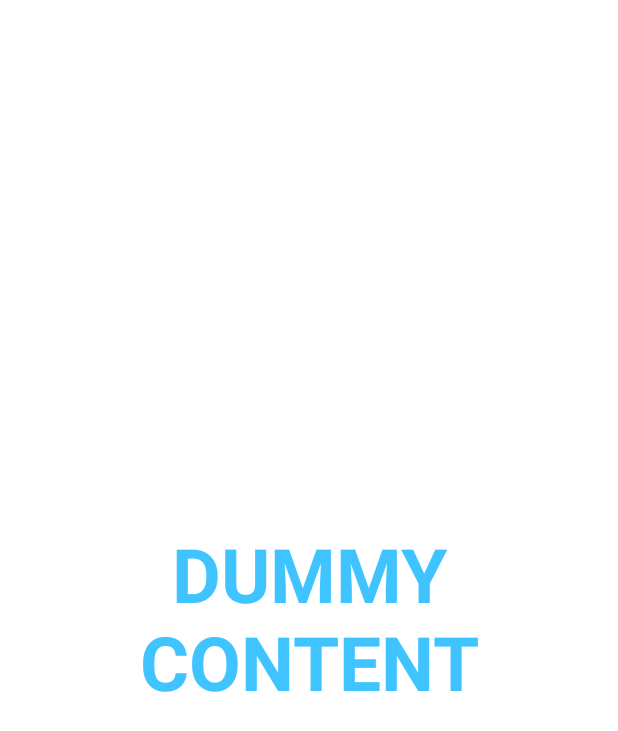
After one commit to aridcompany/JustEatit, an Android app: the Details_Activity screen opened directly, with no data from a screen before it, on a phone screen of 412 x 824 dp. The commit adds this screen. Shown: the top 731 px of the screen. Run offline under Robolectric (Android 15) with nearby library versions, the phone set to English and light mode, and no system bars; Roboto replaces fonts that are not available here.

Commit message:
Implemented Navigation To Product Details_Activity.kt

```diff
--- a/app/src/main/java/com/ari_d/justeatit/MainActivity.kt
+++ b/app/src/main/java/com/ari_d/justeatit/MainActivity.kt
@@ -42,7 +42,7 @@ class MainActivity : AppCompatActivity() {
             onError = {},
             onLoading = {},
         ){
-            setCartBadgeNumber(it)
+           setCartBadgeNumber(it)
         })
     }
 
--- /dev/null
+++ b/app/src/main/java/com/ari_d/justeatit/ui/Details/Details_Activity.kt
@@ -0,0 +1,164 @@
+package com.ari_d.justeatit.ui.Details
+
+import androidx.appcompat.app.AppCompatActivity
+import android.annotation.SuppressLint
+import android.os.Build
+import android.os.Bundle
+import android.os.Handler
+import android.view.MotionEvent
+import android.view.View
+import android.view.WindowInsets
+import android.widget.TextView
+import com.ari_d.justeatit.R
+import com.ari_d.justeatit.databinding.ActivityDetailsBinding
+import kotlinx.android.synthetic.main.activity_details.*
+
+/**
+ * An example full-screen activity that shows and hides the system UI (i.e.
+ * status bar and navigation/system bar) with user interaction.
+ */
+class Details_Activity : AppCompatActivity() {
+
+    private lateinit var binding: ActivityDetailsBinding
+    private lateinit var fullscreenContent: TextView
+    private val hideHandler = Handler()
+
+    @SuppressLint("InlinedApi")
+    private val hidePart2Runnable = Runnable {
+        // Delayed removal of status and navigation bar
+        if (Build.VERSION.SDK_INT >= 30) {
+            fullscreenContent.windowInsetsController?.hide(WindowInsets.Type.statusBars() or WindowInsets.Type.navigationBars())
+        } else {
+            // Note that some of these constants are new as of API 16 (Jelly Bean)
+            // and API 19 (KitKat). It is safe to use them, as they are inlined
+            // at compile-time and do nothing on earlier devices.
+            fullscreenContent.systemUiVisibility =
+                View.SYSTEM_UI_FLAG_LOW_PROFILE or
+                        View.SYSTEM_UI_FLAG_FULLSCREEN or
+                        View.SYSTEM_UI_FLAG_LAYOUT_STABLE or
+                        View.SYSTEM_UI_FLAG_IMMERSIVE_STICKY or
+                        View.SYSTEM_UI_FLAG_LAYOUT_HIDE_NAVIGATION or
+                        View.SYSTEM_UI_FLAG_HIDE_NAVIGATION
+        }
+    }
+    private val showPart2Runnable = Runnable {
+        // Delayed display of UI elements
+        supportActionBar?.show()
+        dummy_button.visibility = View.VISIBLE
+    }
+    private var isFullscreen: Boolean = false
+
+    private val hideRunnable = Runnable { hide() }
+
+    /**
+     * Touch listener to use for in-layout UI controls to delay hiding the
+     * system UI. This is to prevent the jarring behavior of controls going away
+     * while interacting with activity UI.
+     */
+    private val delayHideTouchListener = View.OnTouchListener { view, motionEvent ->
+        when (motionEvent.action) {
+            MotionEvent.ACTION_DOWN -> if (AUTO_HIDE) {
+                delayedHide(AUTO_HIDE_DELAY_MILLIS)
+            }
+            MotionEvent.ACTION_UP -> view.performClick()
+            else -> {
+            }
+        }
+        false
+    }
+
+    @SuppressLint("ClickableViewAccessibility")
+    override fun onCreate(savedInstanceState: Bundle?) {
+        setTheme(R.style.Theme_JustEatIt_NoActionBar)
+        super.onCreate(savedInstanceState)
+
+        binding = ActivityDetailsBinding.inflate(layoutInflater)
+        setContentView(binding.root)
+
+        supportActionBar?.setDisplayHomeAsUpEnabled(true)
+
+        isFullscreen = true
+
+        // Set up the user interaction to manually show or hide the system UI.
+        fullscreenContent = binding.fullscreenContent
+        fullscreenContent.setOnClickListener { toggle() }
+
+        // Upon interacting with UI controls, delay any scheduled hide()
+        // operations to prevent the jarring behavior of controls going away
+        // while interacting with the UI.
+        binding.dummyButton.setOnTouchListener(delayHideTouchListener)
+    }
+
+    override fun onPostCreate(savedInstanceState: Bundle?) {
+        super.onPostCreate(savedInstanceState)
+
+        // Trigger the initial hide() shortly after the activity has been
+        // created, to briefly hint to the user that UI controls
+        // are available.
+        delayedHide(100)
+    }
+
+    private fun toggle() {
+        if (isFullscreen) {
+            hide()
+        } else {
+            show()
+        }
+    }
+
+    private fun hide() {
+        // Hide UI first
+        supportActionBar?.hide()
+        dummy_button.visibility = View.GONE
+        isFullscreen = false
+
+        // Schedule a runnable to remove the status and navigation bar after a delay
+        hideHandler.removeCallbacks(showPart2Runnable)
+        hideHandler.postDelayed(hidePart2Runnable, UI_ANIMATION_DELAY.toLong())
+    }
+
+    private fun show() {
+        // Show the system bar
+        if (Build.VERSION.SDK_INT >= 30) {
+            fullscreenContent.windowInsetsController?.show(WindowInsets.Type.statusBars() or WindowInsets.Type.navigationBars())
+        } else {
+            fullscreenContent.systemUiVisibility =
+                View.SYSTEM_UI_FLAG_LAYOUT_FULLSCREEN or
+                        View.SYSTEM_UI_FLAG_LAYOUT_HIDE_NAVIGATION
+        }
+        isFullscreen = true
+
+        // Schedule a runnable to display UI elements after a delay
+        hideHandler.removeCallbacks(hidePart2Runnable)
+        hideHandler.postDelayed(showPart2Runnable, UI_ANIMATION_DELAY.toLong())
+    }
+
+    /**
+     * Schedules a call to hide() in [delayMillis], canceling any
+     * previously scheduled calls.
+     */
+    private fun delayedHide(delayMillis: Int) {
+        hideHandler.removeCallbacks(hideRunnable)
+        hideHandler.postDelayed(hideRunnable, delayMillis.toLong())
+    }
+
+    companion object {
+        /**
+         * Whether or not the system UI should be auto-hidden after
+         * [AUTO_HIDE_DELAY_MILLIS] milliseconds.
+         */
+        private const val AUTO_HIDE = true
+
+        /**
+         * If [AUTO_HIDE] is set, the number of milliseconds to wait after
+         * user interaction before hiding the system UI.
+         */
+        private const val AUTO_HIDE_DELAY_MILLIS = 3000
+
+        /**
+         * Some older devices needs a small delay between UI widget updates
+         * and a change of the status and navigation bar.
+         */
+        private const val UI_ANIMATION_DELAY = 300
+    }
+}
--- /dev/null
+++ b/app/src/main/res/layout/activity_details.xml
@@ -0,0 +1,42 @@
+<?xml version="1.0" encoding="utf-8"?>
+<androidx.constraintlayout.widget.ConstraintLayout xmlns:android="http://schemas.android.com/apk/res/android"
+    xmlns:tools="http://schemas.android.com/tools"
+    android:layout_width="match_parent"
+    android:layout_height="match_parent"
+    xmlns:app="http://schemas.android.com/apk/res-auto"
+    android:background="@color/white"
+    android:theme="@style/ThemeOverlay.JustEatIt.FullscreenContainer"
+    tools:context=".ui.Details.Details_Activity">
+
+    <!-- The primary full-screen view. This can be replaced with whatever view
+         is needed to present your content, e.g. VideoView, SurfaceView,
+         TextureView, etc. -->
+    <TextView
+        android:id="@+id/fullscreen_content"
+        android:layout_width="match_parent"
+        android:layout_height="match_parent"
+        android:gravity="center"
+        android:keepScreenOn="true"
+        android:text="@string/dummy_content"
+        android:textColor="?attr/fullscreenTextColor"
+        android:textSize="50sp"
+        android:textStyle="bold" />
+
+    <!-- This FrameLayout insets its children based on system windows using
+         android:fitsSystemWindows. -->
+
+    <com.google.android.material.floatingactionbutton.FloatingActionButton
+        android:id="@+id/dummy_button"
+        style="?android:attr/buttonBarButtonStyle"
+        android:layout_width="wrap_content"
+        android:layout_height="wrap_content"
+        android:layout_gravity="bottom|center"
+        android:layout_marginBottom="20dp"
+        android:src="@drawable/ic_shopping_bag"
+        app:layout_constraintBottom_toBottomOf="parent"
+        app:layout_constraintEnd_toEndOf="parent"
+        app:layout_constraintHorizontal_bias="0.5"
+        app:layout_constraintStart_toStartOf="parent"
+        tools:ignore="SpeakableTextPresentCheck,ImageContrastCheck" />
+
+</androidx.constraintlayout.widget.ConstraintLayout>
--- a/app/src/main/res/values-night/themes.xml
+++ b/app/src/main/res/values-night/themes.xml
@@ -27,4 +27,9 @@
         <item name="android:statusBarColor" tools:targetApi="l">?attr/colorPrimaryVariant</item>
         <!-- Customize your theme here. -->
     </style>
+
+    <style name="ThemeOverlay.JustEatIt.FullscreenContainer" parent="">
+        <item name="fullscreenBackgroundColor">@color/light_blue_900</item>
+        <item name="fullscreenTextColor">@color/light_blue_A400</item>
+    </style>
 </resources>
--- /dev/null
+++ b/app/src/main/res/values/attrs.xml
@@ -0,0 +1,6 @@
+<resources>
+    <declare-styleable name="FullscreenAttrs">
+        <attr name="fullscreenBackgroundColor" format="color" />
+        <attr name="fullscreenTextColor" format="color" />
+    </declare-styleable>
+</resources>
--- a/app/src/main/res/values/colors.xml
+++ b/app/src/main/res/values/colors.xml
@@ -19,4 +19,9 @@
     <color name="divider">#BDBDBD</color>
     <color name="off_white">#FAF9F6</color>
     <color name="shimmerColor">#C2C2C2</color>
+    <color name="light_blue_600">#FF039BE5</color>
+    <color name="light_blue_900">#FF01579B</color>
+    <color name="light_blue_A200">#FF40C4FF</color>
+    <color name="light_blue_A400">#FF00B0FF</color>
+    <color name="black_overlay">#66000000</color>
 </resources>
--- a/app/src/main/res/values/strings.xml
+++ b/app/src/main/res/values/strings.xml
@@ -49,4 +49,7 @@
     <string name="title_removed_from_shoppingbag">Removed from Bag!</string>
     <string name="title_empty_favorites">You haven\'t added anything to your favorites</string>
     <string name="title_signIn_to_continue">Log in to continue!</string>
+    <string name="title_activity_details">Details_Activity</string>
+    <string name="dummy_button">Dummy Button</string>
+    <string name="dummy_content">DUMMY\nCONTENT</string>
 </resources>
--- a/app/src/main/res/values/themes.xml
+++ b/app/src/main/res/values/themes.xml
@@ -34,4 +34,16 @@
         <item name="android:statusBarColor">@color/pink</item>
 
     </style>
+
+    <style name="splashScreenTheme.Fullscreen" parent="splashScreenTheme">
+        <item name="android:actionBarStyle">@style/Widget.splashScreenTheme.ActionBar.Fullscreen
+        </item>
+        <item name="android:windowActionBarOverlay">true</item>
+        <item name="android:windowBackground">@null</item>
+    </style>
+
+    <style name="ThemeOverlay.JustEatIt.FullscreenContainer" parent="">
+        <item name="fullscreenBackgroundColor">@color/light_blue_600</item>
+        <item name="fullscreenTextColor">@color/light_blue_A200</item>
+    </style>
 </resources>
```
Also changed, not shown: app/src/main/AndroidManifest.xml (+7 -2 lines), app/src/main/java/com/ari_d/justeatit/Adapters/ProductsAdapter.kt (+11 -0 lines), app/src/main/java/com/ari_d/justeatit/ui/Main/mainFragments/favorites/FavoritesFragment.kt (+8 -0 lines), app/src/main/java/com/ari_d/justeatit/ui/Main/mainFragments/home/HomeFragment.kt (+8 -0 lines), app/src/main/res/values/styles.xml (+10 -0 lines).
